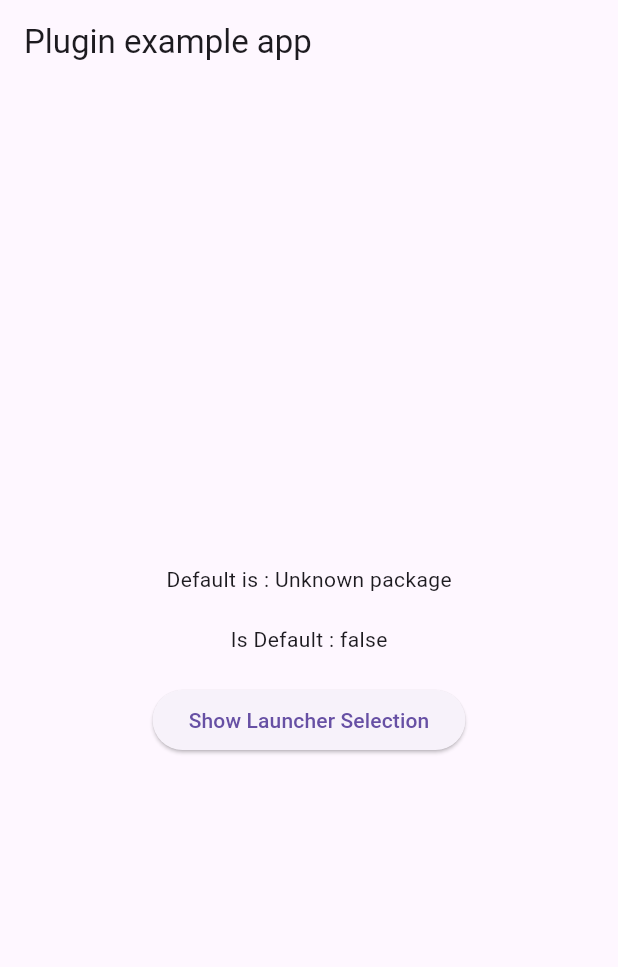
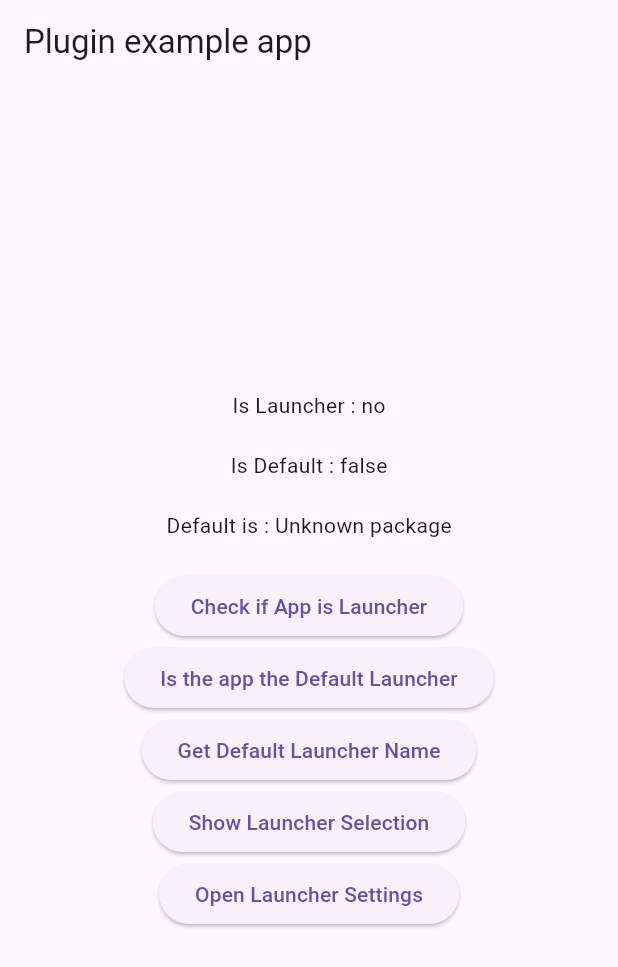
Before and after one commit to playx-flutter/playx-home-launcher, a Flutter app: the screen it shows after launch, after a tap on "Show Launcher Selection", on a phone screen of 412 x 824 dp. Shown: the top 967 px of the screen. Run offline on Flutter 3.47's test engine with Material 3 defaults, Android fonts, the phone set to English and light mode, and no system bars; our stand-ins replace plugin_platform_interface.

Commit message:
refactor: Update example app - CU-86c2rqe0g

```diff
--- a/example/lib/main.dart
+++ b/example/lib/main.dart
@@ -18,12 +18,15 @@ class MyApp extends StatefulWidget {
 class _MyAppState extends State<MyApp> {
   String _defaultLauncher = 'Unknown';
   bool _isDefault = false;
+  String _isLauncher = 'no';
+
 
   @override
   void initState() {
     super.initState();
     getDefaultPackageName();
     checkIfLauncherIsDefault();
+    checkIfAppIsLauncher();
   }
 
   // Platform messages are asynchronous, so we initialize in an async method.
@@ -34,8 +37,8 @@ class _MyAppState extends State<MyApp> {
     try {
       name =
           await PlayxHomeLauncher.getDefaultLauncherPackageName() ?? 'Unknown package';
-    } on PlatformException {
-      name = 'Failed to get package name.';
+    } catch(e) {
+      name = 'Failed to get package name.\n $e';
     }
 
     // If the widget was removed from the tree while the asynchronous platform
@@ -66,6 +69,20 @@ class _MyAppState extends State<MyApp> {
     });
   }
 
+
+  Future<void> checkIfAppIsLauncher() async {
+    try{
+      final isLauncher = await PlayxHomeLauncher.checkIfAppIsLauncher() ??false;
+      setState(() {
+        _isLauncher = isLauncher ? 'yes' : 'no';
+      });
+    }catch(e){
+      setState(() {
+        _isLauncher = 'Error : ${e.toString()}';
+      });
+    }
+  }
+
   @override
   Widget build(BuildContext context) {
     return MaterialApp(
@@ -77,18 +94,41 @@ class _MyAppState extends State<MyApp> {
           child: Column(
             mainAxisSize: MainAxisSize.min,
             children: [
+              Text('Is Launcher : $_isLauncher\n'),
+              Text('Is Default : $_isDefault\n'),
               Text('Default is : $_defaultLauncher\n'),
-              Text('Is Default : $_isDefault\n'),
+
+              ElevatedButton(
+                onPressed: () async {
+                  checkIfAppIsLauncher();
+                },
+                child: const Text('Check if App is Launcher'),
+              ),
+              ElevatedButton(
+                onPressed: () {
+                  checkIfLauncherIsDefault();
+                },
+                child: const Text('Is the app the Default Launcher'),
+              ),
+              // default
+              ElevatedButton(
+                onPressed: () {
+                  getDefaultPackageName();
+                },
+                child: const Text('Get Default Launcher Name'),
+              ),
+
               ElevatedButton(
                 onPressed: (){
-                  try {
-                    PlayxHomeLauncher.showLauncherSelectionDialog();
-                  }catch(e){
-                    print(e);
-                    PlayxHomeLauncher.openLauncherSettings();
-                  }
+                  PlayxHomeLauncher.showLauncherSelectionDialog();
                 },
                 child: const Text('Show Launcher Selection'),
+              ),
+              ElevatedButton(
+                onPressed: () {
+                  PlayxHomeLauncher.openLauncherSettings();
+                },
+                child: const Text('Open Launcher Settings'),
               ),
             ],
           ),
@@ -97,4 +137,5 @@ class _MyAppState extends State<MyApp> {
       ),
     );
   }
+
 }
```
Also changed, not shown: 2 other files.
